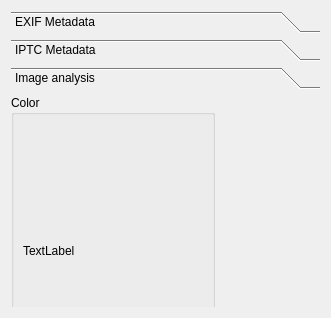
The window that ui/imageinfowidget.ui (athoune/Ema) describes before a commit, drawn with Qt 5.
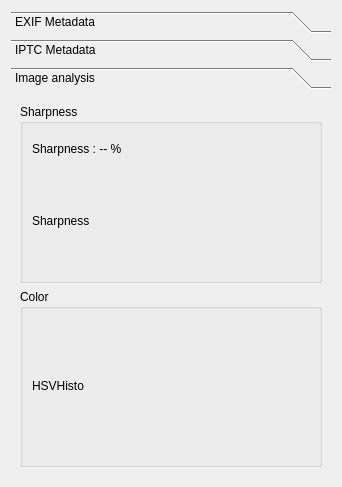
The same window after the commit.

Commit message: Added sharpness test with Sobel filter

Diff of the .ui file:
```diff
--- a/ui/imageinfowidget.ui
+++ b/ui/imageinfowidget.ui
@@ -6,8 +6,8 @@
    <rect>
     <x>0</x>
     <y>0</y>
-    <width>331</width>
-    <height>318</height>
+    <width>342</width>
+    <height>487</height>
    </rect>
   </property>
   <property name="windowTitle">
@@ -53,22 +53,16 @@
        <rect>
         <x>0</x>
         <y>0</y>
-        <width>313</width>
-        <height>204</height>
+        <width>324</width>
+        <height>364</height>
        </rect>
       </property>
       <attribute name="label">
        <string>Image analysis</string>
       </attribute>
+      <layout class="QGridLayout" name="gridLayout">
+       <item row="1" column="0">
       <widget class="QGroupBox" name="colorHistoGroupBox">
-       <property name="geometry">
-        <rect>
-         <x>0</x>
-         <y>0</y>
-         <width>204</width>
-         <height>295</height>
-        </rect>
-       </property>
        <property name="title">
         <string>Color</string>
        </property>
@@ -88,12 +82,52 @@
            </size>
           </property>
           <property name="text">
-           <string>TextLabel</string>
+             <string>HSVHisto</string>
           </property>
          </widget>
         </item>
        </layout>
       </widget>
+       </item>
+       <item row="0" column="0">
+        <widget class="QGroupBox" name="groupBox">
+         <property name="title">
+          <string>Sharpness</string>
+         </property>
+         <layout class="QVBoxLayout" name="verticalLayout_2">
+          <item>
+           <widget class="QLabel" name="label">
+            <property name="text">
+             <string>Sharpness : -- %</string>
+            </property>
+           </widget>
+          </item>
+          <item>
+           <widget class="QLabel" name="sharpnessImageLabel">
+            <property name="minimumSize">
+             <size>
+              <width>182</width>
+              <height>100</height>
+             </size>
+            </property>
+            <property name="maximumSize">
+             <size>
+              <width>16777215</width>
+              <height>100</height>
+             </size>
+            </property>
+            <property name="text">
+             <string>Sharpness</string>
+            </property>
+            <property name="scaledContents">
+             <bool>false</bool>
+            </property>
+           </widget>
+          </item>
+         </layout>
+        </widget>
+       </item>
+      </layout>
      </widget>
     </widget>
    </item>
```
Left out of the diff: 8 changed lines with no effect on the pictures. Lines whose indentation alone changed are shown as unchanged. The commit also changes 5 other files.
